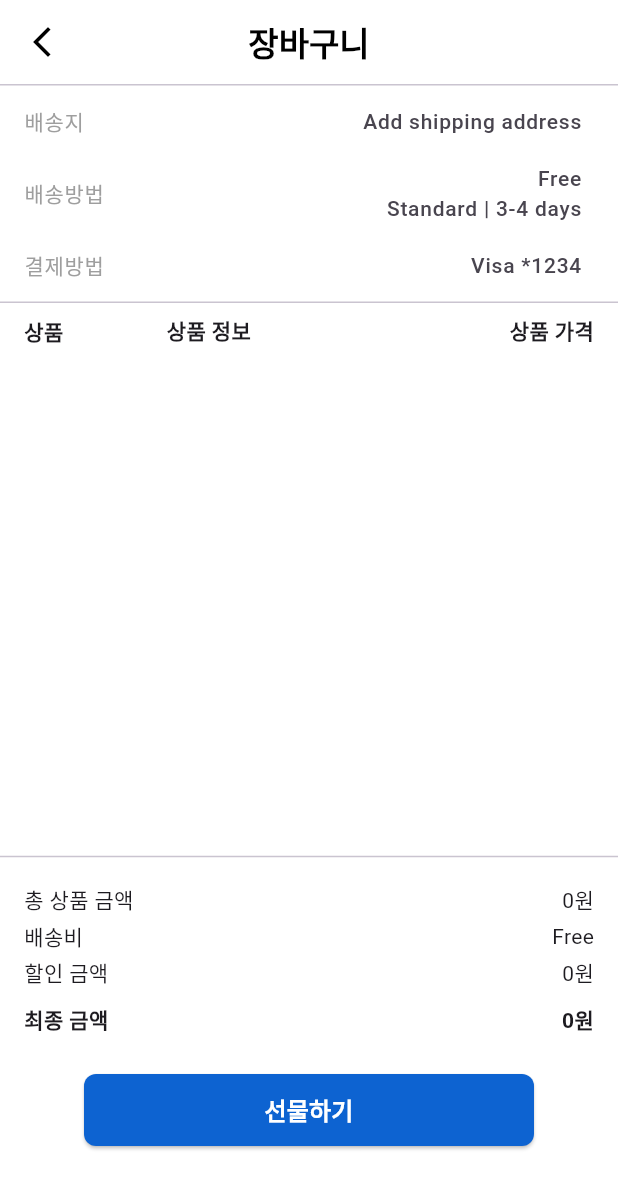
After one commit to daahunii/Giftoyou, a Flutter app: the CartPage screen opened directly, after a tap on "선물하기", on a phone screen of 412 x 824 dp. The commit adds this screen. Shown: the top 1189 px of the screen. Run offline on Flutter 3.47's test engine with Material 3 defaults, Android fonts, the phone set to English and light mode, and no system bars; our stand-ins replace cloud_firestore, firebase_auth, firebase_core, firebase_storage, image_picker, permission_handler and 1 more; accounts and stored records are empty; Roboto replaces fonts that are missing (Pretendard).

Commit message:
장바구니 페이지 구현 및 파이어베이스 연동

```diff
--- /dev/null
+++ b/lib/screens/cart.dart
@@ -0,0 +1,249 @@
+import 'package:flutter/material.dart';
+import 'package:intl/intl.dart';
+import 'package:firebase_auth/firebase_auth.dart';
+import 'package:cloud_firestore/cloud_firestore.dart';
+
+class CartPage extends StatefulWidget {
+  const CartPage({super.key});
+
+  @override
+  State<CartPage> createState() => _CartPageState();
+}
+
+class _CartPageState extends State<CartPage> {
+  List<Map<String, dynamic>> cartItems = [];
+  int totalPrice = 0;
+  bool isLoading = true;
+
+  @override
+  void initState() {
+    super.initState();
+    fetchCartData();
+  }
+
+  Future<void> fetchCartData() async {
+    final user = FirebaseAuth.instance.currentUser;
+    if (user == null) return;
+
+    final uid = user.uid;
+    final doc = await FirebaseFirestore.instance.collection('carts').doc(uid).get();
+
+    if (doc.exists) {
+      final data = doc.data();
+      final items = List<Map<String, dynamic>>.from(data?['items'] ?? []);
+
+      int priceSum = 0;
+      for (var item in items) {
+        priceSum += int.parse(item['lprice']) * ((item['quantity'] ?? 1) as int);
+      }
+
+      setState(() {
+        cartItems = items;
+        totalPrice = priceSum;
+        isLoading = false;
+      });
+    } else {
+      setState(() {
+        cartItems = [];
+        totalPrice = 0;
+        isLoading = false;
+      });
+    }
+  }
+
+  Future<void> removeItem(int index) async {
+    final user = FirebaseAuth.instance.currentUser;
+    if (user == null) return;
+
+    final uid = user.uid;
+    final item = cartItems[index];
+
+    setState(() {
+      totalPrice -= int.parse(item['lprice']) * ((item['quantity'] as num?)?.toInt() ?? 1);
+      cartItems.removeAt(index);
+    });
+
+    await FirebaseFirestore.instance.collection('carts').doc(uid).set({
+      'items': cartItems,
+    });
+  }
+
+  String formatCurrency(int price) {
+    final formatter = NumberFormat('#,###', 'ko_KR');
+    return '${formatter.format(price)}원';
+  }
+
+  @override
+  Widget build(BuildContext context) {
+    return Scaffold(
+      backgroundColor: Colors.white,
+      appBar: AppBar(
+        backgroundColor: Colors.white,
+        elevation: 0,
+        centerTitle: true,
+        leading: IconButton(
+          icon: const Icon(Icons.arrow_back_ios_new, color: Colors.black),
+          onPressed: () => Navigator.pop(context),
+        ),
+        title: const Text('장바구니', style: TextStyle(color: Colors.black, fontWeight: FontWeight.bold)),
+      ),
+      body: isLoading
+          ? const Center(child: CircularProgressIndicator())
+          : Column(
+              children: [
+                const Divider(height: 1, thickness: 1),
+                _buildInfoRow('배송지', 'Add shipping address'),
+                _buildInfoRow('배송방법', 'Free\nStandard | 3-4 days'),
+                _buildInfoRow('결제방법', 'Visa *1234'),
+                const Divider(height: 1, thickness: 1),
+                Padding(
+                  padding: const EdgeInsets.symmetric(horizontal: 16.0, vertical: 8),
+                  child: Row(
+                    children: const [
+                      Expanded(flex: 2, child: Text('상품', style: TextStyle(fontWeight: FontWeight.bold))),
+                      Expanded(flex: 4, child: Text('상품 정보', style: TextStyle(fontWeight: FontWeight.bold))),
+                      Expanded(flex: 2, child: Align(
+                        alignment: Alignment.centerRight,
+                        child: Text('상품 가격', style: TextStyle(fontWeight: FontWeight.bold)),
+                      )),
+                    ],
+                  ),
+                ),
+                Expanded(
+                  child: ListView.builder(
+                    padding: const EdgeInsets.symmetric(horizontal: 16),
+                    itemCount: cartItems.length,
+                    itemBuilder: (context, index) {
+                      final item = cartItems[index];
+                      return Dismissible(
+                        key: UniqueKey(),
+                        direction: DismissDirection.endToStart,
+                        onDismissed: (_) => removeItem(index),
+                        background: Container(
+                          alignment: Alignment.centerRight,
+                          padding: const EdgeInsets.symmetric(horizontal: 20),
+                          color: Colors.redAccent,
+                          child: const Icon(Icons.delete, color: Colors.white),
+                        ),
+                        child: Padding(
+                          padding: const EdgeInsets.symmetric(vertical: 12),
+                          child: Row(
+                            crossAxisAlignment: CrossAxisAlignment.start,
+                            children: [
+                              ClipRRect(
+                                borderRadius: BorderRadius.circular(12),
+                                child: Image.network(
+                                  item['image'],
+                                  width: 64,
+                                  height: 64,
+                                  fit: BoxFit.cover,
+                                  errorBuilder: (_, __, ___) => Container(
+                                    width: 64,
+                                    height: 64,
+                                    color: Colors.grey.shade200,
+                                    child: const Icon(Icons.broken_image),
+                                  ),
+                                ),
+                              ),
+                              const SizedBox(width: 12),
+                              Expanded(
+                                flex: 4,
+                                child: Column(
+                                  crossAxisAlignment: CrossAxisAlignment.start,
+                                  children: [
+                                    Text(
+                                      item['mallName'] ?? '브랜드 미상',
+                                      style: const TextStyle(fontSize: 12, color: Colors.grey),
+                                    ),
+                                    Text(
+                                      item['title'] ?? '',
+                                      style: const TextStyle(fontWeight: FontWeight.bold),
+                                      maxLines: 1,
+                                      overflow: TextOverflow.ellipsis,
+                                    ),
+                                    Text('상품 수량: ${item['quantity'].toString().padLeft(2, '0')}'),
+                                  ],
+                                ),
+                              ),
+                              Expanded(
+                                flex: 2,
+                                child: Align(
+                                  alignment: Alignment.topRight,
+                                  child: Text(
+                                    formatCurrency(int.parse(item['lprice'])),
+                                    style: const TextStyle(fontWeight: FontWeight.bold),
+                                  ),
+                                ),
+                              ),
+                            ],
+                          ),
+                        ),
+                      );
+                    },
+                  ),
+                ),
+                const Divider(thickness: 1),
+                Padding(
+                  padding: const EdgeInsets.symmetric(horizontal: 16, vertical: 8),
+                  child: Column(
+                    children: [
+                      _buildPriceRow('총 상품 금액', formatCurrency(totalPrice)),
+                      _buildPriceRow('배송비', 'Free'),
+                      _buildPriceRow('할인 금액', '0원'),
+                      const SizedBox(height: 6),
+                      _buildPriceRow('최종 금액', formatCurrency(totalPrice), bold: true),
+                    ],
+                  ),
+                ),
+                const SizedBox(height: 16),
+                Padding(
+                  padding: const EdgeInsets.symmetric(horizontal: 16),
+                  child: SizedBox(
+                    width: 300,
+                    height: 48,
+                    child: ElevatedButton(
+                      onPressed: () {},
+                      style: ElevatedButton.styleFrom(
+                        backgroundColor: const Color(0xFF0D63D1),
+                        shape: RoundedRectangleBorder(borderRadius: BorderRadius.circular(8)),
+                      ),
+                      child: const Text('선물하기', style: TextStyle(color: Colors.white, fontSize: 16, fontWeight: FontWeight.bold)),
+                    ),
+                  ),
+                ),
+                const SizedBox(height: 60),
+              ],
+            ),
+    );
+  }
+
+  Widget _buildInfoRow(String label, String value) {
+    return ListTile(
+      dense: true,
+      title: Text(label, style: const TextStyle(fontSize: 14, color: Colors.grey)),
+      trailing: Text(value, style: const TextStyle(fontSize: 14), textAlign: TextAlign.end),
+      onTap: () {},
+    );
+  }
+
+  Widget _buildPriceRow(String label, String value, {bool bold = false}) {
+    return Padding(
+      padding: const EdgeInsets.symmetric(vertical: 2),
+      child: Row(
+        mainAxisAlignment: MainAxisAlignment.spaceBetween,
+        children: [
+          Text(label,
+              style: TextStyle(
+                fontSize: 14,
+                fontWeight: bold ? FontWeight.bold : FontWeight.normal,
+              )),
+          Text(value,
+              style: TextStyle(
+                fontSize: 14,
+                fontWeight: bold ? FontWeight.bold : FontWeight.normal,
+              )),
+        ],
+      ),
+    );
+  }
+}
```
Also changed, not shown: lib/screens/gift.dart (+10 -25 lines), lib/screens/recommendList.dart (+57 -16 lines), lib/screens/searchResult.dart (+33 -1 lines).
